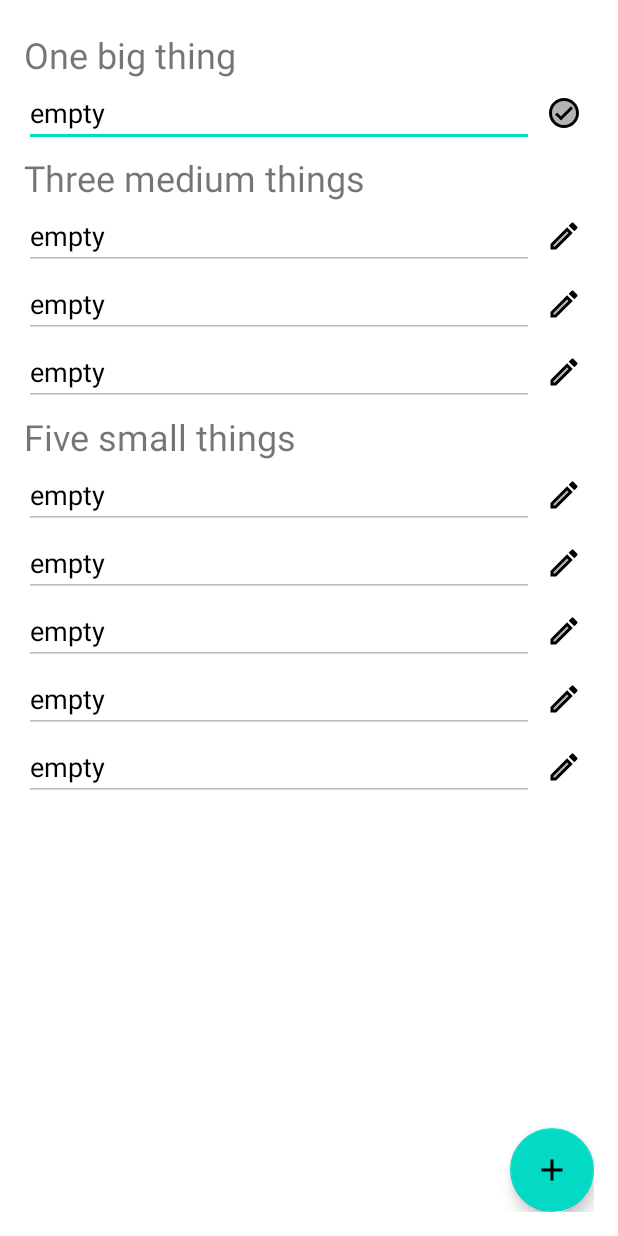
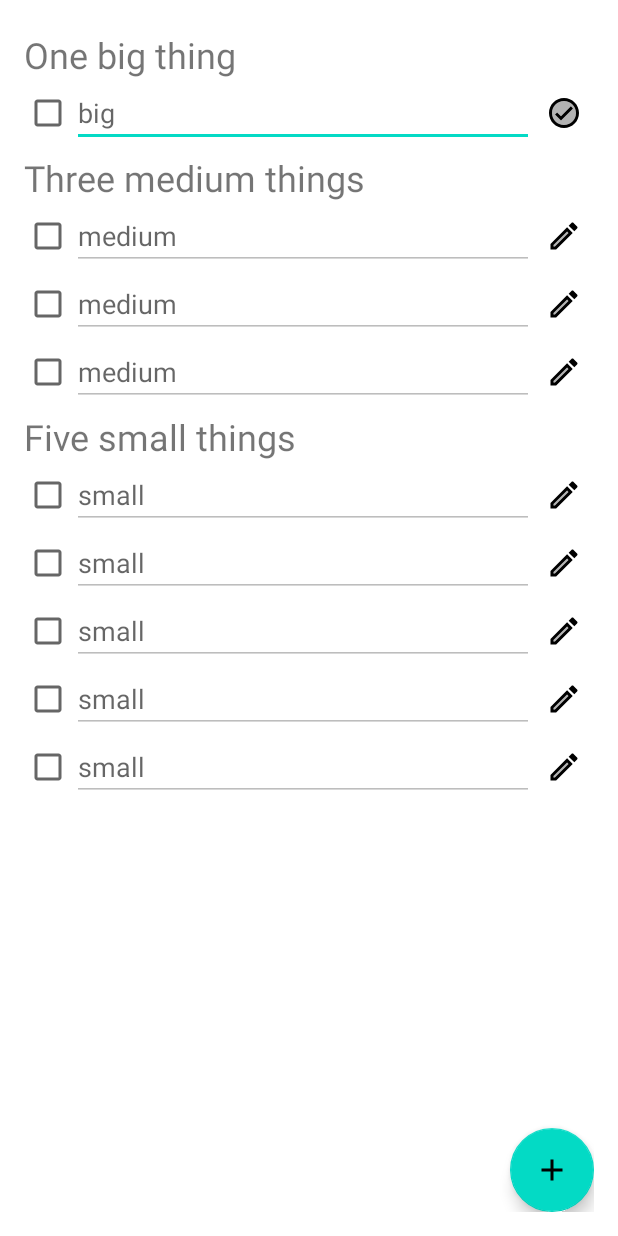
Before and after one commit to paulsoja/135todo, an Android app: the fragment TodoItemFragment placed in its activity, after a tap on an icon or button, on a phone screen of 412 x 824 dp. Run offline under Robolectric (Android 15) with nearby library versions, the phone set to English and light mode, and no system bars; our stand-ins replace Room's generated code; libraries missing offline, so code that uses them is left out: ru.terrakok.cicerone; 3 statements that could not run were skipped.

Commit message:
checkboxes

```diff
--- a/app/src/main/java/com/paulsoia/todo135/presentation/ui/todo_flow/todo/items/TodoItemFragment.kt
+++ b/app/src/main/java/com/paulsoia/todo135/presentation/ui/todo_flow/todo/items/TodoItemFragment.kt
@@ -2,7 +2,8 @@ package com.paulsoia.todo135.presentation.ui.todo_flow.todo.items
 
 import android.os.Bundle
 import android.view.View
-import android.view.WindowManager
+import android.widget.EditText
+import android.widget.ImageView
 import androidx.core.os.bundleOf
 import androidx.lifecycle.Observer
 import com.paulsoia.todo135.presentation.base.BaseFragment
@@ -45,6 +46,7 @@ class TodoItemFragment : BaseFragment(), TaskBottomDialogFragment.UpdateTaskScre
             btnOne.setImageResource(R.drawable.ic_check)
         }
         getTaskList()
+        check()
     }
 
     override fun onUpdateTask(date: String) {
@@ -57,4 +59,28 @@ class TodoItemFragment : BaseFragment(), TaskBottomDialogFragment.UpdateTaskScre
         })
     }
 
+    private fun toggleEditText(editText: EditText, imageView: ImageView) {
+        imageView.onClick {
+            if (editText.isEnabled) {
+                editText.isEnabled = false
+                imageView.setImageResource(R.drawable.ic_edit)
+            } else {
+                editText.isEnabled = true
+                imageView.setImageResource(R.drawable.ic_check)
+            }
+        }
+    }
+
+    private fun check() {
+        toggleEditText(etOne, btnOne)
+        toggleEditText(etTwo, btnTwo)
+        toggleEditText(etThree, btnThree)
+        toggleEditText(etFour, btnFour)
+        toggleEditText(etFive, btnFive)
+        toggleEditText(etSix, btnSix)
+        toggleEditText(etSeven, btnSeven)
+        toggleEditText(etEight, btnEight)
+        toggleEditText(etNine, btnNine)
+    }
+
 }
--- a/app/src/main/res/layout/item_days.xml
+++ b/app/src/main/res/layout/item_days.xml
@@ -33,6 +33,11 @@
                 android:gravity="center_vertical"
                 android:orientation="horizontal">
 
+                <com.google.android.material.checkbox.MaterialCheckBox
+                    android:id="@+id/checkOne"
+                    android:layout_width="wrap_content"
+                    android:layout_height="wrap_content" />
+
                 <EditText
                     android:id="@+id/etOne"
                     android:layout_width="0dp"
@@ -42,7 +47,6 @@
                     android:enabled="false"
                     android:hint="@string/todo_big_hint"
                     android:inputType="textLongMessage"
-                    android:text="@string/todo_empty_text"
                     android:textColor="@color/black"
                     android:textSize="18sp" />
 
@@ -71,6 +75,11 @@
                 android:gravity="center_vertical"
                 android:orientation="horizontal">
 
+                <com.google.android.material.checkbox.MaterialCheckBox
+                    android:id="@+id/checkTwo"
+                    android:layout_width="wrap_content"
+                    android:layout_height="wrap_content" />
+
                 <EditText
                     android:id="@+id/etTwo"
                     android:layout_width="0dp"
@@ -80,7 +89,6 @@
                     android:enabled="false"
                     android:hint="@string/todo_medium_hint"
                     android:inputType="textLongMessage"
-                    android:text="@string/todo_empty_text"
                     android:textColor="@color/black"
                     android:textSize="18sp" />
 
@@ -101,6 +109,11 @@
                 android:gravity="center_vertical"
                 android:orientation="horizontal">
 
+                <com.google.android.material.checkbox.MaterialCheckBox
+                    android:id="@+id/checkThree"
+                    android:layout_width="wrap_content"
+                    android:layout_height="wrap_content" />
+
                 <EditText
                     android:id="@+id/etThree"
                     android:layout_width="0dp"
@@ -110,7 +123,6 @@
                     android:enabled="false"
                     android:hint="@string/todo_medium_hint"
                     android:inputType="textLongMessage"
-                    android:text="@string/todo_empty_text"
                     android:textColor="@color/black"
                     android:textSize="18sp" />
 
@@ -131,6 +143,11 @@
                 android:gravity="center_vertical"
                 android:orientation="horizontal">
 
+                <com.google.android.material.checkbox.MaterialCheckBox
+                    android:id="@+id/checkFour"
+                    android:layout_width="wrap_content"
+                    android:layout_height="wrap_content" />
+
                 <EditText
                     android:id="@+id/etFour"
                     android:layout_width="0dp"
@@ -140,7 +157,6 @@
                     android:enabled="false"
                     android:hint="@string/todo_medium_hint"
                     android:inputType="textLongMessage"
-                    android:text="@string/todo_empty_text"
                     android:textColor="@color/black"
                     android:textSize="18sp" />
 
@@ -169,6 +185,11 @@
                 android:gravity="center_vertical"
                 android:orientation="horizontal">
 
+                <com.google.android.material.checkbox.MaterialCheckBox
+                    android:id="@+id/checkFive"
+                    android:layout_width="wrap_content"
+                    android:layout_height="wrap_content" />
+
                 <EditText
                     android:id="@+id/etFive"
                     android:layout_width="0dp"
@@ -178,7 +199,6 @@
                     android:enabled="false"
                     android:hint="@string/todo_small_hint"
                     android:inputType="textLongMessage"
-                    android:text="@string/todo_empty_text"
                     android:textColor="@color/black"
                     android:textSize="18sp" />
 
@@ -199,6 +219,11 @@
                 android:gravity="center_vertical"
                 android:orientation="horizontal">
 
+                <com.google.android.material.checkbox.MaterialCheckBox
+                    android:id="@+id/checkSix"
+                    android:layout_width="wrap_content"
+                    android:layout_height="wrap_content" />
+
                 <EditText
                     android:id="@+id/etSix"
                     android:layout_width="0dp"
@@ -208,7 +233,6 @@
                     android:enabled="false"
                     android:hint="@string/todo_small_hint"
                     android:inputType="textLongMessage"
-                    android:text="@string/todo_empty_text"
                     android:textColor="@color/black"
                     android:textSize="18sp" />
 
@@ -229,6 +253,11 @@
                 android:gravity="center_vertical"
                 android:orientation="horizontal">
 
+                <com.google.android.material.checkbox.MaterialCheckBox
+                    android:id="@+id/checkSeven"
+                    android:layout_width="wrap_content"
+                    android:layout_height="wrap_content" />
+
                 <EditText
                     android:id="@+id/etSeven"
                     android:layout_width="0dp"
@@ -238,7 +267,6 @@
                     android:enabled="false"
                     android:hint="@string/todo_small_hint"
                     android:inputType="textLongMessage"
-                    android:text="@string/todo_empty_text"
                     android:textColor="@color/black"
                     android:textSize="18sp" />
 
@@ -259,6 +287,11 @@
                 android:gravity="center_vertical"
                 android:orientation="horizontal">
 
+                <com.google.android.material.checkbox.MaterialCheckBox
+                    android:id="@+id/checkEight"
+                    android:layout_width="wrap_content"
+                    android:layout_height="wrap_content" />
+
                 <EditText
                     android:id="@+id/etEight"
                     android:layout_width="0dp"
@@ -268,7 +301,6 @@
                     android:enabled="false"
                     android:hint="@string/todo_small_hint"
                     android:inputType="textLongMessage"
-                    android:text="@string/todo_empty_text"
                     android:textColor="@color/black"
                     android:textSize="18sp" />
 
@@ -289,6 +321,11 @@
                 android:gravity="center_vertical"
                 android:orientation="horizontal">
 
+                <com.google.android.material.checkbox.MaterialCheckBox
+                    android:id="@+id/checkNine"
+                    android:layout_width="wrap_content"
+                    android:layout_height="wrap_content" />
+
                 <EditText
                     android:id="@+id/etNine"
                     android:layout_width="0dp"
@@ -298,7 +335,6 @@
                     android:enabled="false"
                     android:hint="@string/todo_small_hint"
                     android:inputType="textLongMessage"
-                    android:text="@string/todo_empty_text"
                     android:textColor="@color/black"
                     android:textSize="18sp" />
 
```
